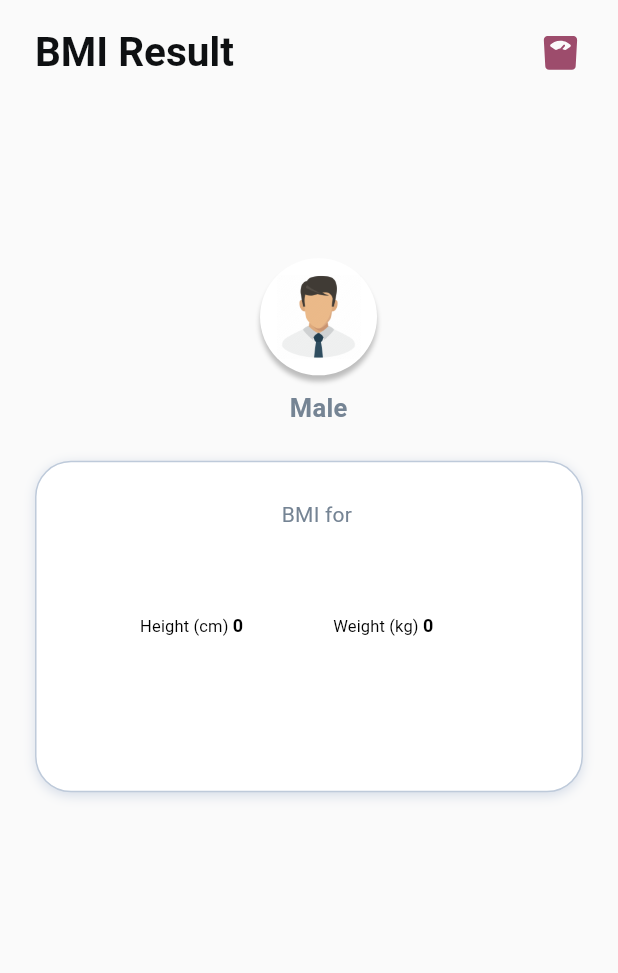
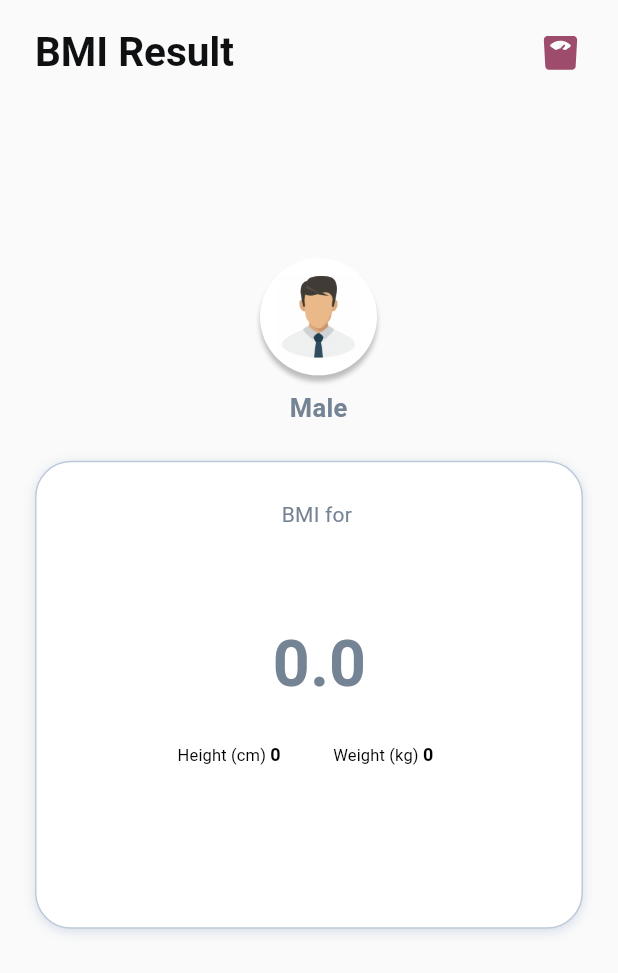
Before and after one commit to faiqhdr/meditopia, a Flutter app: the BmiResult screen opened directly with empty values, on a phone screen of 412 x 824 dp. Shown: the top 973 px of the screen. Run offline on Flutter 3.47's test engine with Material 2 defaults, Android fonts, the light colour scheme and no system bars; our stand-ins replace cloud_firestore, firebase_auth, firebase_core, flutter_svg, google_fonts; accounts and stored records are empty.

Commit message:
result of  bmi completed

```diff
--- a/lib/pages/bmi/result.dart
+++ b/lib/pages/bmi/result.dart
@@ -42,6 +42,7 @@ class BmiResult extends StatelessWidget {
                 // BMI Status Area.
                 BmiStatus(
                   category: category,
+                  bmi: bmi,
                   gender: gender,
                   height: height,
                   weight: weight,
@@ -173,11 +174,13 @@ class BmiStatus extends StatelessWidget {
   final String category;
   final String gender;
   final double height;
+  final double bmi;
   final double weight;
   final String interpretation;
 
   const BmiStatus({
     required this.category,
+    required this.bmi,
     required this.gender,
     required this.height,
     required this.weight,
@@ -187,6 +190,24 @@ class BmiStatus extends StatelessWidget {
 
   @override
   Widget build(BuildContext context) {
+    Color categoryColor;
+
+    switch (category) {
+      case "Underweight":
+        categoryColor = Colors.blue;
+        break;
+      case "Normal weight":
+        categoryColor = Colors.green;
+        break;
+      case "Overweight":
+        categoryColor = Colors.orange;
+        break;
+      case "Obese":
+        categoryColor = Colors.red;
+        break;
+      default:
+        categoryColor = Colors.black;
+    }
     return Container(
       margin: const EdgeInsets.only(bottom: 73),
       padding: const EdgeInsets.fromLTRB(49, 25, 35, 64),
@@ -220,15 +241,28 @@ class BmiStatus extends StatelessWidget {
             ),
           ),
           Container(
-            margin: const EdgeInsets.only(bottom: 25),
+            margin: const EdgeInsets.only(bottom: 15),
             child: Text(
               category,
-              style: const TextStyle(
-                fontSize: 17,
+              style: TextStyle(
+                fontSize: 27,
                 fontWeight: FontWeight.w700,
                 height: 1.35,
                 letterSpacing: 0.17,
-                color: Color(0xff58bc5b),
+                color: categoryColor,
+              ),
+            ),
+          ),
+          Container(
+            margin: const EdgeInsets.only(bottom: 25),
+            child: Text(
+              bmi.toStringAsFixed(1),
+              style: const TextStyle(
+                fontSize: 43,
+                fontWeight: FontWeight.w700,
+                height: 1.35,
+                letterSpacing: 0.17,
+                color: Color(0xff758494),
               ),
             ),
           ),
@@ -236,7 +270,7 @@ class BmiStatus extends StatelessWidget {
             crossAxisAlignment: CrossAxisAlignment.center,
             children: [
               Container(
-                margin: const EdgeInsets.only(left: 20, right: 60),
+                margin: const EdgeInsets.only(left: 45, right: 35),
                 child: RichText(
                   text: TextSpan(
                     style: const TextStyle(
@@ -293,7 +327,7 @@ class BmiStatus extends StatelessWidget {
             ],
           ),
           Container(
-            margin: const EdgeInsets.only(left: 5, right: 10, top: 20),
+            margin: const EdgeInsets.only(left: 17, right: 17, top: 25),
             constraints: const BoxConstraints(maxWidth: 263),
             child: Text(
               interpretation,
```
